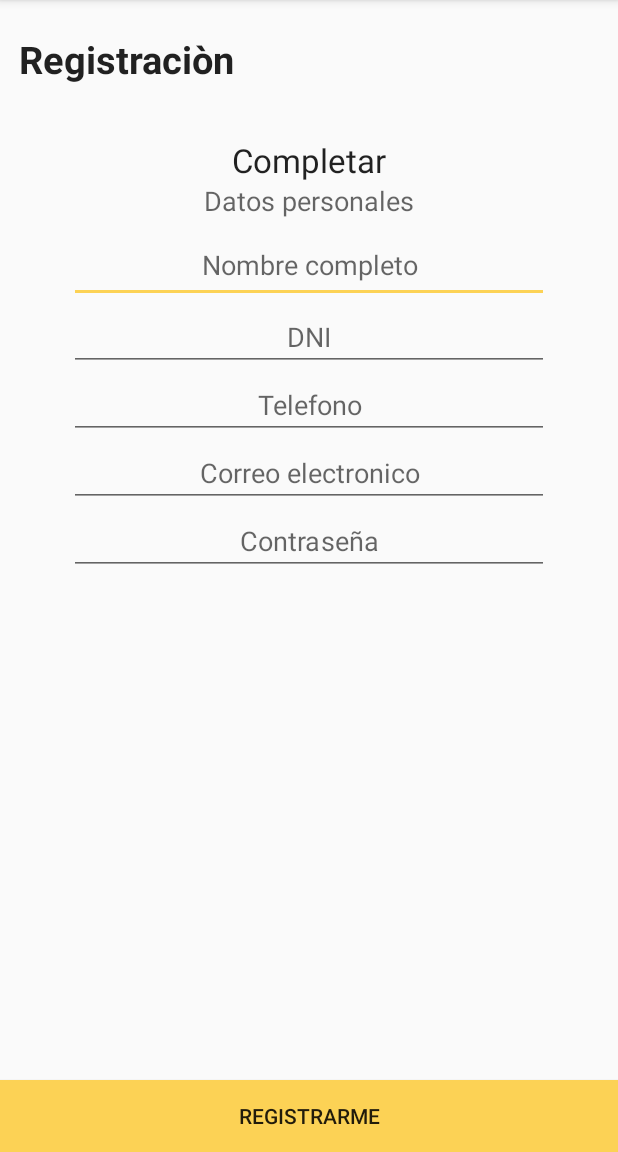
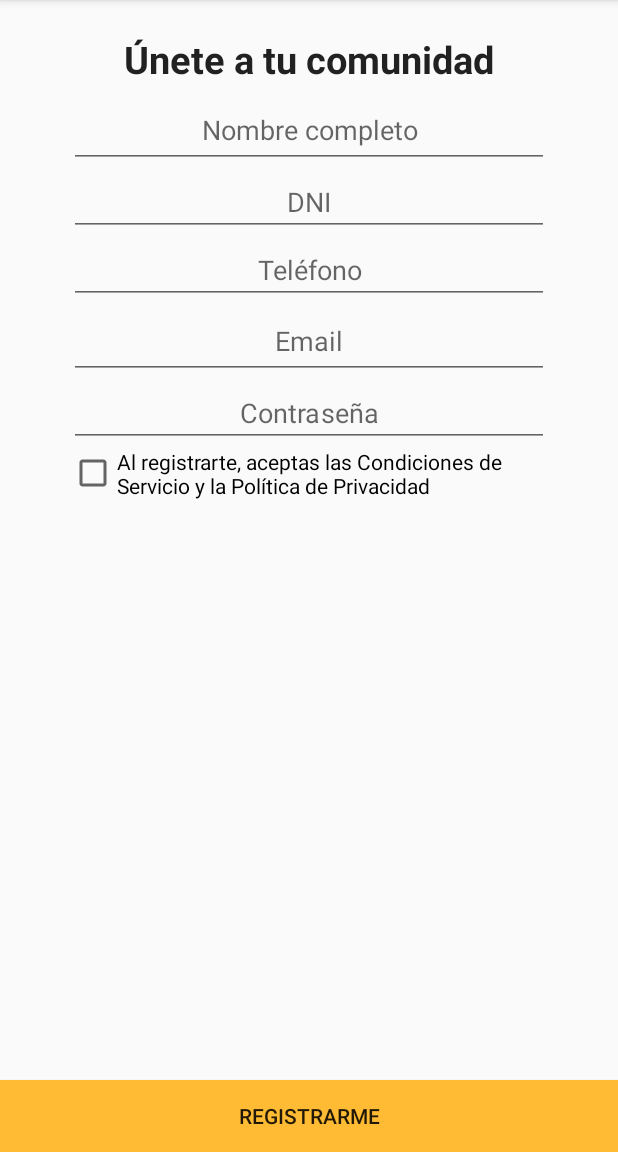
Before and after one commit to gustavocardozo/seguridadvecinal, an Android app: the RegistrarseActivity screen opened directly, with no data from a screen before it, on a phone screen of 412 x 824 dp, the part 84-1236 px from its top. Run offline under Robolectric (Android 15) with nearby library versions, the phone set to English and light mode, and no system bars; libraries missing offline, so code that uses them is left out: com.mobsandgeeks.saripaar; 2 statements that could not run were skipped.

Commit message:
Registracion
Pantalla de registracion "a mejorar"

```diff
--- a/app/src/main/java/com/social/seguridad/barbarus/seguridadvecinal/LoginActivity.java
+++ b/app/src/main/java/com/social/seguridad/barbarus/seguridadvecinal/LoginActivity.java
@@ -38,7 +38,7 @@ public class LoginActivity extends AppCompatActivity implements Validator.Valida
     EditText emailTxt;
 
     @NotEmpty(message = "Complete su contraseña" )
-    @Password(message = "Debe contener letras , numeros , simbolos" , scheme = Password.Scheme.ALPHA_NUMERIC_SYMBOLS)
+    @Password(message = "Debe contener letras , numeros , simbolos" , scheme = Password.Scheme.ALPHA_NUMERIC)
     EditText passwordTxt;
 
     //validador
--- a/app/src/main/java/com/social/seguridad/barbarus/seguridadvecinal/RegistrarseActivity.java
+++ b/app/src/main/java/com/social/seguridad/barbarus/seguridadvecinal/RegistrarseActivity.java
@@ -8,6 +8,7 @@ import android.view.View;
 import android.widget.AdapterView;
 import android.widget.ArrayAdapter;
 import android.widget.Button;
+import android.widget.CheckBox;
 import android.widget.EditText;
 import android.widget.Spinner;
 import android.widget.TabHost;
@@ -15,8 +16,10 @@ import android.widget.Toast;
 
 import com.mobsandgeeks.saripaar.ValidationError;
 import com.mobsandgeeks.saripaar.Validator;
+import com.mobsandgeeks.saripaar.annotation.Checked;
 import com.mobsandgeeks.saripaar.annotation.ConfirmPassword;
 import com.mobsandgeeks.saripaar.annotation.Email;
+import com.mobsandgeeks.saripaar.annotation.Length;
 import com.mobsandgeeks.saripaar.annotation.NotEmpty;
 import com.mobsandgeeks.saripaar.annotation.Password;
 import com.social.seguridad.barbarus.SharedPreferences.Configuracion;
@@ -37,23 +40,27 @@ public class RegistrarseActivity extends AppCompatActivity implements Validator.
 
 
     //inputs
-    @NotEmpty(message = "Complete nombre"  )
-    EditText nombreCompletoTXT;
+    @NotEmpty(message = "Complete nombre completo"  )
+    @Length(min = 7, message = "Debe contener como mínimo 7 caracteres")
+    EditText nameTXT;
 
-    @NotEmpty(message = "Complete DNI" )
+    @Length(min = 7, message = "Debe contener como mínimo 7 caracteres")
+    @NotEmpty(message = "Complete dni" )
     EditText dniTXT;
 
-    @NotEmpty(message = "Complete nro de telefono" )
-    EditText telefonoTXT;
+    @NotEmpty(message = "Complete nro de teléfono" )
+    EditText nroTelefonoTXT;
 
-    @NotEmpty(message = "Complete el correo electronico" )
-    @Email(message = "Ingrese un correo electronico valido")
-    EditText emailTXT;
+    @NotEmpty(message = "Complete el correo electrónico" )
+    @Email(message = "Ingrese un email válido")
+    EditText emailAddressTXT;
 
     @NotEmpty(message = "Complete su contraseña" )
-    @Password(message = "Debe contener letras , numeros , simbolos" , scheme = Password.Scheme.ALPHA_NUMERIC_SYMBOLS)
-    EditText passwordTXT;
+    @Password(message = "Debe contener letras y números" , scheme = Password.Scheme.ALPHA_NUMERIC)
+    EditText password1TXT;
 
+    @Checked(message = "Debe aceptar los términos y condiciones"  )
+    CheckBox terminosCbx;
 
     //validador
     Validator validator;
@@ -91,12 +98,6 @@ public class RegistrarseActivity extends AppCompatActivity implements Validator.
 
     private void lanaActivityLogin(View v) {
         boolean isValidate = true;
-        if(!(nombreCompletoTXT.getText().toString().length() > 4)){
-            isValidate = false;
-            nombreCompletoTXT.requestFocus();
-            nombreCompletoTXT.setError("Debe tener al menos 4 letras");
-            return;
-        }
 
         if(!(dniTXT.getText().toString().length() > 6)){
             isValidate = false;
@@ -110,11 +111,12 @@ public class RegistrarseActivity extends AppCompatActivity implements Validator.
 
 
     private void buildInput(){
-        nombreCompletoTXT = (EditText)findViewById(R.id.nombreCompletoTXT);
+        nameTXT = (EditText)findViewById(R.id.nameTXT);
         dniTXT = (EditText)findViewById(R.id.dniTXT);
-        telefonoTXT = (EditText)findViewById(R.id.telefonoTXT);
-        emailTXT = (EditText)findViewById(R.id.emailTXT);
-        passwordTXT = (EditText)findViewById(R.id.passwordTXT);
+        nroTelefonoTXT = (EditText)findViewById(R.id.nroTelefonoTXT);
+        emailAddressTXT = (EditText)findViewById(R.id.emailAddressTXT);
+        password1TXT = (EditText)findViewById(R.id.password1TXT);
+        terminosCbx = (CheckBox)findViewById(R.id.terminosCbx);
 
         validator = new Validator(this);
         validator.setValidationListener(this);
@@ -129,11 +131,11 @@ public class RegistrarseActivity extends AppCompatActivity implements Validator.
 
     public void registrar(){
         Map<String , String> datos = new HashMap<String, String>();
-        datos.put("nombrecompleto", this.nombreCompletoTXT.getText().toString());
+        datos.put("nombrecompleto", this.nameTXT.getText().toString());
         datos.put("cuit", this.dniTXT.getText().toString());
-        datos.put("telefono", this.telefonoTXT.getText().toString());
-        datos.put("email", this.emailTXT.getText().toString());
-        datos.put("password", this.passwordTXT.getText().toString());
+        datos.put("telefono", this.nroTelefonoTXT.getText().toString());
+        datos.put("email", this.emailAddressTXT.getText().toString());
+        datos.put("password", this.password1TXT.getText().toString());
         datos.put("token", conf.getToken());
 
         if(null != conf.getToken()){
@@ -146,7 +148,7 @@ public class RegistrarseActivity extends AppCompatActivity implements Validator.
             );
             wb.execute("");
         }else{
-            Toast.makeText(this, "No se obtuvo identificador, por favor reinicie la aplicaciòn" , Toast.LENGTH_SHORT).show();
+            Toast.makeText(this, "No se obtuvo identificador, por favor reinicie la aplicación" , Toast.LENGTH_SHORT).show();
         }
     }
 
--- a/app/src/main/res/layout/activity_registrarse.xml
+++ b/app/src/main/res/layout/activity_registrarse.xml
@@ -12,147 +12,14 @@
         android:layout_width="wrap_content"
         android:layout_height="wrap_content"
         android:textAppearance="?android:attr/textAppearanceLarge"
-        android:text="  Registraciòn"
+        android:text="Únete a tu comunidad"
         android:id="@+id/registracionTxt"
         android:textSize="25dp"
         android:textStyle="bold"
+        android:paddingTop="22dp"
+        android:textAlignment="center"
         android:layout_alignParentTop="true"
-        android:layout_alignParentLeft="true"
-        android:layout_alignParentStart="true"
-        android:paddingTop="22dp"
-        android:textAlignment="center" />
-
-
-                    <RelativeLayout
-                        android:id="@+id/wrapperLinearLayout"
-                        android:layout_width="match_parent"
-                        android:layout_height="match_parent">
-
-                        <ScrollView
-                            android:layout_width="match_parent"
-                            android:layout_height="wrap_content"
-                            android:id="@+id/paso1ScrollView" >
-
-                        </ScrollView>
-
-                        <RelativeLayout
-                            android:id="@+id/linearLayout"
-                            android:layout_width="match_parent"
-                            android:layout_height="360dp"
-                            android:orientation="vertical"
-                            android:focusableInTouchMode="false"
-                            android:layout_marginTop="62dp"
-                            android:layout_below="@+id/paso1ScrollView"
-                            android:layout_alignParentLeft="true"
-                            android:layout_alignParentStart="true">
-
-                            <EditText
-                                android:layout_width="wrap_content"
-                                android:layout_height="50dp"
-                                android:inputType="textPersonName"
-                                android:ems="15"
-                                android:id="@+id/nombreCompletoTXT"
-                                android:hint="Nombre completo"
-                                android:textAlignment="center"
-                                android:layout_alignParentTop="true"
-                                android:layout_centerHorizontal="true"
-                                android:layout_marginTop="90dp"
-                                android:maxLength="30" />
-
-                            <EditText
-                                android:layout_width="wrap_content"
-                                android:layout_height="wrap_content"
-                                android:inputType="numberSigned"
-                                android:ems="10"
-                                android:id="@+id/dniTXT"
-                                android:hint="DNI"
-                                android:textAlignment="center"
-                                android:maxLength="30"
-                                android:layout_below="@+id/nombreCompletoTXT"
-                                android:layout_alignLeft="@+id/nombreCompletoTXT"
-                                android:layout_alignStart="@+id/nombreCompletoTXT"
-                                android:layout_alignRight="@+id/nombreCompletoTXT"
-                                android:layout_alignEnd="@+id/nombreCompletoTXT" />
-
-                            <EditText
-                                android:layout_width="wrap_content"
-                                android:layout_height="wrap_content"
-                                android:ems="10"
-                                android:id="@+id/telefonoTXT"
-                                android:layout_below="@+id/dniTXT"
-                                android:layout_alignLeft="@+id/dniTXT"
-                                android:layout_alignStart="@+id/dniTXT"
-                                android:layout_alignRight="@+id/dniTXT"
-                                android:layout_alignEnd="@+id/dniTXT"
-                                android:textAlignment="center"
-                                android:hint="Telefono"
-                                android:inputType="numberSigned" />
-
-                            <EditText
-                                android:layout_width="wrap_content"
-                                android:layout_height="wrap_content"
-                                android:inputType="textEmailAddress"
-                                android:ems="10"
-                                android:id="@+id/emailTXT"
-                                android:layout_below="@+id/telefonoTXT"
-                                android:layout_alignLeft="@+id/telefonoTXT"
-                                android:layout_alignStart="@+id/telefonoTXT"
-                                android:layout_alignRight="@+id/telefonoTXT"
-                                android:layout_alignEnd="@+id/telefonoTXT"
-                                android:hint="Correo electronico"
-                                android:textAlignment="center"
-                                android:maxLength="30"/>
-
-                            <EditText
-                                android:layout_width="wrap_content"
-                                android:layout_height="wrap_content"
-                                android:ems="10"
-                                android:id="@+id/passwordTXT"
-                                android:hint="Contraseña"
-                                android:textAlignment="center"
-                                android:maxLength="30"
-                                android:layout_below="@+id/emailTXT"
-                                android:layout_alignLeft="@+id/emailTXT"
-                                android:layout_alignStart="@+id/emailTXT"
-                                android:layout_alignRight="@+id/emailTXT"
-                                android:layout_alignEnd="@+id/emailTXT"
-                                android:inputType="textPassword" />
-
-
-
-
-
-
-
-
-
-
-
-
-                            <TextView
-                                android:layout_width="wrap_content"
-                                android:layout_height="wrap_content"
-                                android:textAppearance="?android:attr/textAppearanceLarge"
-                                android:text="Completar"
-                                android:id="@+id/textView4"
-                                android:textAlignment="center"
-                                android:layout_alignParentTop="true"
-                                android:layout_centerHorizontal="true"
-                                android:layout_marginTop="30dp"/>
-
-                            <TextView
-                                android:layout_width="wrap_content"
-                                android:layout_height="wrap_content"
-                                android:textAppearance="?android:attr/textAppearanceMedium"
-                                android:text="Datos personales"
-                                android:id="@+id/textView5"
-                                android:layout_below="@+id/textView4"
-                                android:layout_centerHorizontal="true" />
-
-
-
-                        </RelativeLayout>
-                    </RelativeLayout>
+        android:layout_centerHorizontal="true" />
 
 
     <Button
@@ -165,6 +32,113 @@
         android:layout_alignParentStart="true"
         android:layout_alignParentRight="true"
         android:layout_alignParentEnd="true"
-        android:background="#fcd255"/>
+        android:background="@android:color/holo_orange_light"/>
+
+    <ScrollView
+        android:layout_width="wrap_content"
+        android:layout_height="wrap_content"
+        android:id="@+id/scrollView"
+        android:layout_alignParentLeft="true"
+        android:layout_alignParentStart="true"
+        android:layout_above="@+id/registrarmeButton"
+        android:layout_below="@+id/registracionTxt"
+        android:layout_alignParentRight="true"
+        android:layout_alignParentEnd="true">
+
+        <RelativeLayout
+            android:id="@+id/linearLayout"
+            android:layout_width="match_parent"
+            android:layout_height="320dp"
+            android:orientation="vertical"
+            android:paddingTop="5dp"
+            android:focusable="true"
+            android:focusableInTouchMode="true">
+
+            <EditText
+                android:layout_width="wrap_content"
+                android:layout_height="50dp"
+                android:inputType="textPersonName"
+                android:ems="15"
+                android:id="@+id/nameTXT"
+                android:hint="Nombre completo"
+                android:textAlignment="center"
+                android:maxLength="30"
+                android:layout_alignParentTop="true"
+                android:layout_centerHorizontal="true"/>
+
+            <EditText
+                android:layout_width="wrap_content"
+                android:layout_height="wrap_content"
+                android:inputType="numberSigned"
+                android:ems="10"
+                android:id="@+id/dniTXT"
+                android:hint="DNI"
+                android:textAlignment="center"
+                android:maxLength="30"
+                android:layout_below="@+id/nameTXT"
+                android:layout_alignRight="@+id/nameTXT"
+                android:layout_alignEnd="@+id/nameTXT"
+                android:layout_alignLeft="@+id/nameTXT"
+                android:layout_alignStart="@+id/nameTXT"/>
+
+            <EditText
+                android:layout_width="wrap_content"
+                android:layout_height="wrap_content"
+                android:inputType="numberSigned"
+                android:ems="10"
+                android:id="@+id/nroTelefonoTXT"
+                android:hint="Teléfono"
+                android:textAlignment="center"
+                android:maxLength="30"
+                android:layout_below="@+id/dniTXT"
+                android:layout_alignRight="@+id/nameTXT"
+                android:layout_alignEnd="@+id/nameTXT"
+                android:layout_alignLeft="@+id/nameTXT"
+                android:layout_alignStart="@+id/nameTXT" />
+
+            <EditText
+                android:layout_width="wrap_content"
+                android:layout_height="50dp"
+                android:inputType="textEmailAddress"
+                android:ems="15"
+                android:id="@+id/emailAddressTXT"
+                android:hint="Email"
+                android:textAlignment="center"
+                android:maxLength="30"
+                android:layout_centerVertical="true"
+                android:layout_centerHorizontal="true"
+                android:layout_below="@+id/nroTelefonoTXT"
+                android:layout_alignLeft="@+id/nroTelefonoTXT"
+                android:layout_alignStart="@+id/nroTelefonoTXT" />
+
+            <EditText
+                android:layout_width="wrap_content"
+                android:layout_height="wrap_content"
+                android:inputType="textPassword"
+                android:ems="15"
+                android:id="@+id/password1TXT"
+                android:hint="Contraseña"
+                android:textAlignment="center"
+                android:maxLength="30"
+                android:layout_below="@+id/emailAddressTXT"
+                android:layout_alignLeft="@+id/emailAddressTXT"
+                android:layout_alignStart="@+id/emailAddressTXT" />
+
+            <CheckBox
+                android:layout_width="wrap_content"
+                android:layout_height="wrap_content"
+                android:text="Al registrarte, aceptas las Condiciones de Servicio y la Política de Privacidad"
+                android:id="@+id/terminosCbx"
+                android:layout_below="@+id/password1TXT"
+                android:layout_alignLeft="@+id/password1TXT"
+                android:layout_alignStart="@+id/password1TXT"
+                android:layout_alignRight="@+id/password1TXT"
+                android:layout_alignEnd="@+id/password1TXT" />
+
+
+
+
+        </RelativeLayout>
+    </ScrollView>
 
 </RelativeLayout>
```
